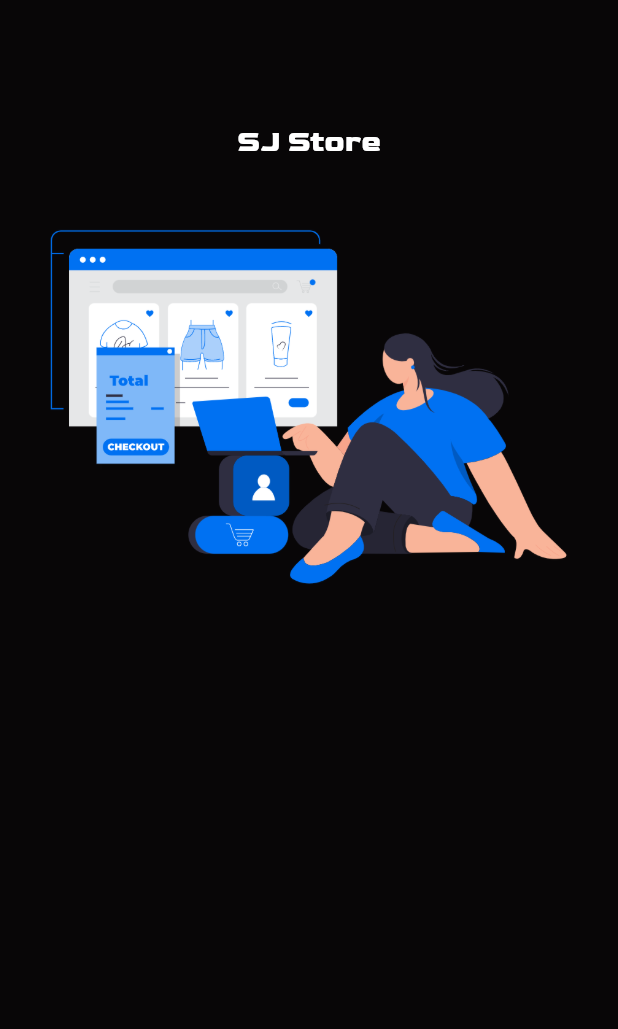
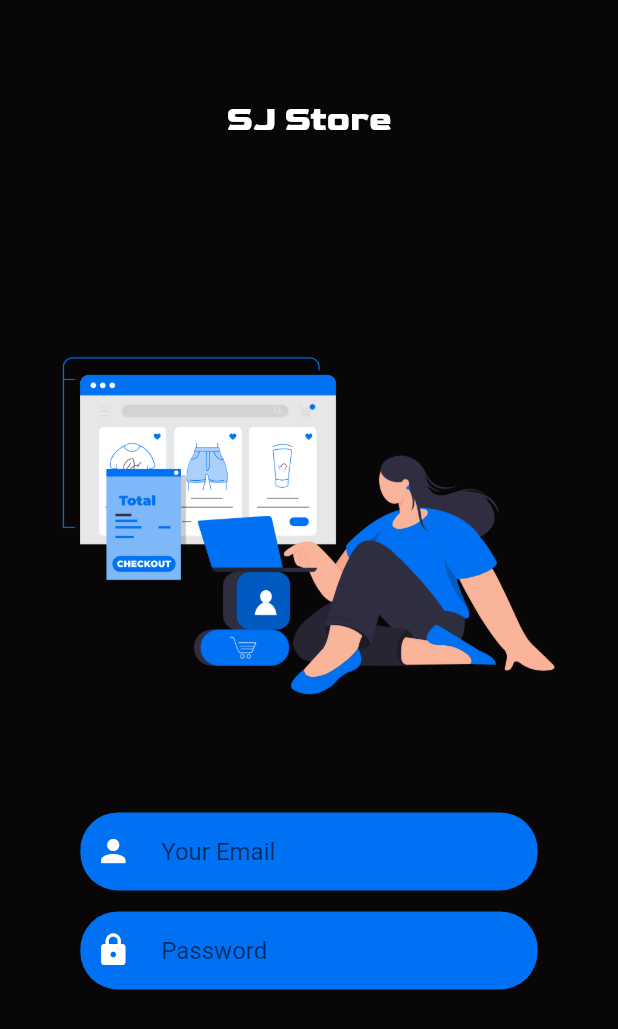
Before and after one commit to gbarth/soccerJerseysShop, a Flutter app: the screen it shows after launch, on a phone screen of 412 x 824 dp. Shown: the top 1029 px of the screen. Run offline on Flutter 3.47's test engine with Material 2 defaults, Android fonts, the phone set to English and light mode, and no system bars.

Commit message:
auth form

```diff
--- /dev/null
+++ b/lib/components/auth_form.dart
@@ -0,0 +1,45 @@
+import 'package:flutter/material.dart';
+
+class AuthForm extends StatefulWidget {
+  final String hintText;
+  final IconData icon;
+  final bool obscureText;
+  const AuthForm({
+    Key? key,
+    required this.hintText,
+    required this.icon,
+    required this.obscureText,
+  }) : super(key: key);
+
+  @override
+  State<AuthForm> createState() => _AuthFormState();
+}
+
+class _AuthFormState extends State<AuthForm> {
+  @override
+  Widget build(BuildContext context) {
+    Size size = MediaQuery.of(context).size;
+
+    return Container(
+      width: size.width * 0.74,
+      //color: Theme.of(context).colorScheme.primary,
+      padding: const EdgeInsets.symmetric(
+        vertical: 2,
+        horizontal: 10,
+      ),
+      decoration: BoxDecoration(
+          borderRadius: BorderRadius.circular(25),
+          color: Theme.of(context).colorScheme.primary),
+      child: TextFormField(
+        keyboardType: TextInputType.emailAddress,
+        obscureText: widget.obscureText,
+        cursorColor: const Color.fromARGB(77, 51, 28, 147),
+        decoration: InputDecoration(
+          hintText: widget.hintText,
+          border: InputBorder.none,
+          icon: Icon(widget.icon, color: Colors.white),
+        ),
+      ),
+    );
+  }
+}
--- a/lib/main.dart
+++ b/lib/main.dart
@@ -35,11 +35,11 @@ class MyApp extends StatelessWidget {
       ],
       child: MaterialApp(
         debugShowCheckedModeBanner: false,
-        title: 'FutStore',
+        title: 'SJ Store',
         theme: ThemeData(
           colorScheme: ColorScheme(
             brightness: Brightness.light,
-            primary: const Color.fromARGB(255, 0, 32, 102),
+            primary: const Color.fromARGB(255, 0, 113, 242),
             onPrimary: const Color.fromARGB(255, 217, 222, 225),
             secondary: const Color.fromARGB(255, 8, 6, 7),
             onSecondary: const Color.fromARGB(255, 217, 222, 225),
--- a/lib/pages/auth_page.dart
+++ b/lib/pages/auth_page.dart
@@ -1,4 +1,5 @@
 import 'package:flutter/material.dart';
+import 'package:shop/components/auth_form.dart';
 
 class AuthPage extends StatelessWidget {
   const AuthPage({Key? key}) : super(key: key);
@@ -8,29 +9,63 @@ class AuthPage extends StatelessWidget {
     Size size = MediaQuery.of(context).size;
 
     return Scaffold(
-      body: Stack(
+      body: SingleChildScrollView(
+        child: Stack(
           alignment: Alignment.center,
           children: [
-          Positioned(
-            top: size.height * 0.1,
+            Container(
+              width: double.infinity,
+              child: Column(
+                crossAxisAlignment: CrossAxisAlignment.center,
+                children: [
+                  Padding(
+                    padding: EdgeInsets.only(
+                      top: size.height * 0.08,
+                    ),
                     child: const Text(
                       'SJ Store',
                       style: TextStyle(
                         color: Colors.white,
                         fontWeight: FontWeight.bold,
-                fontSize: 20,
+                        fontSize: 23,
                         fontFamily: 'Goldman',
                       ),
                     ),
                   ),
-          Positioned(
-            top: size.height * 0.16,
+                  Padding(
+                    padding: EdgeInsets.only(
+                      top: size.height * 0.15,
+                    ),
                     child: Image.asset(
                       'assets/images/Ecommerce-checkout.png',
-              width: size.width * 0.86,
+                      width: size.width * 0.82,
                     ),
                   ),
+                  Padding(
+                    padding: EdgeInsets.only(
+                      top: size.height * 0.07,
+                    ),
+                    child: const AuthForm(
+                      hintText: ' Your Email',
+                      icon: Icons.person,
+                      obscureText: false,
+                    ),
+                  ),
+                  const Padding(
+                    padding: EdgeInsets.only(
+                      top: 14,
+                    ),
+                    child: AuthForm(
+                      hintText: ' Password',
+                      icon: Icons.lock,
+                      obscureText: true,
+                    ),
+                  )
                 ],
+              ),
+            )
+          ],
+        ),
       ),
     );
   }
--- a/lib/pages/products_overview_page.dart
+++ b/lib/pages/products_overview_page.dart
@@ -43,10 +43,10 @@ class _ProductsOverviewPageState extends State<ProductsOverviewPage> {
       appBar: AppBar(
         centerTitle: true,
         title: const Text(
-          'FutStore',
+          'SJ Store',
           style: TextStyle(
-            fontFamily: 'Lateef',
-            fontSize: 32,
+            fontFamily: 'Goldman',
+            fontSize: 20,
           ),
         ),
         actions: [
```
Lines whose indentation alone changed are shown as unchanged.
